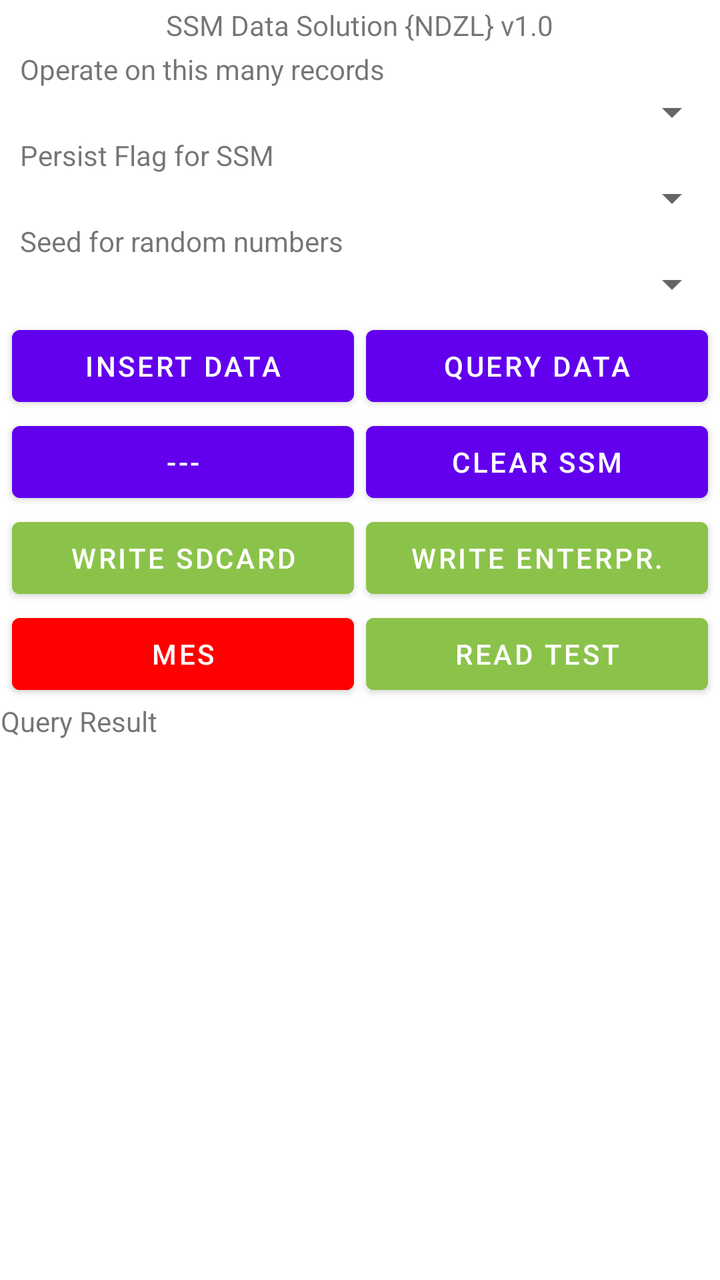
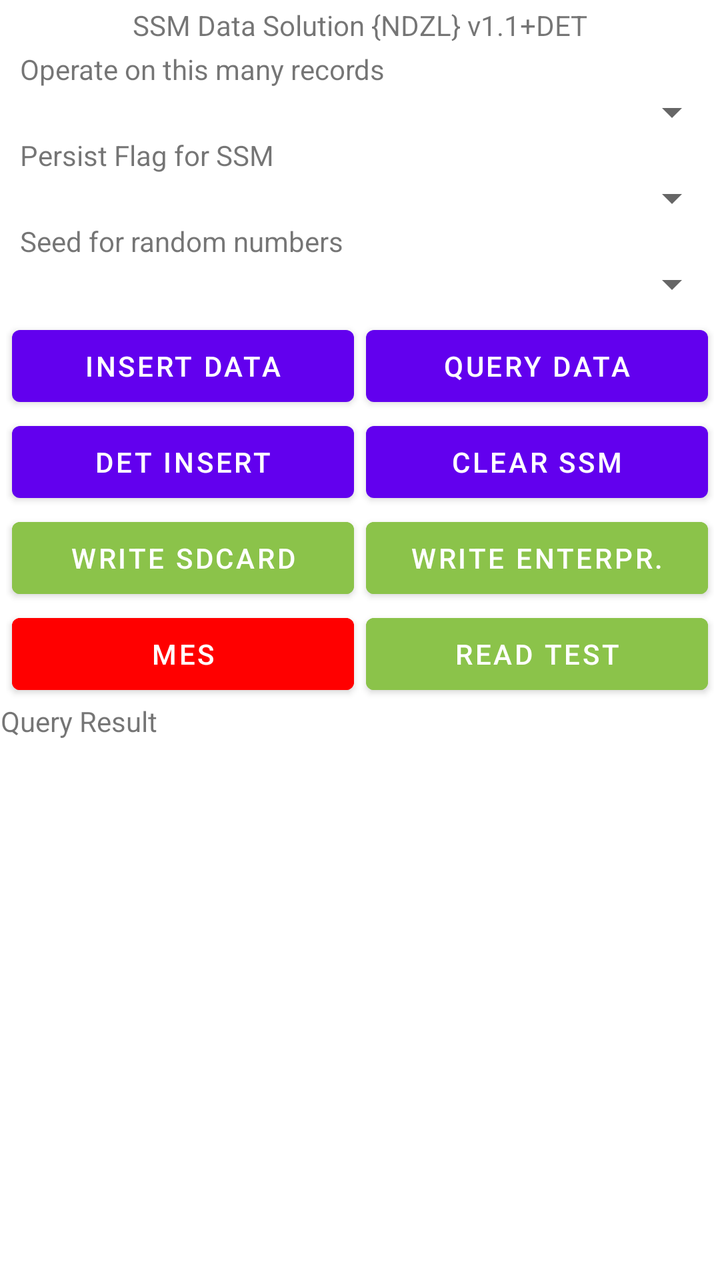

The first picture is an Android layout as it rendered before a commit; the second is the same layout after the commit. The layout source and the unified diff follow.
<!-- AndroidManifest.xml: application theme Theme.SSMDataPersist -->
<!-- res/layout/activity_main.xml -->
<?xml version="1.0" encoding="utf-8"?>
<ScrollView xmlns:android="http://schemas.android.com/apk/res/android"
    xmlns:tools="http://schemas.android.com/tools"
    android:layout_width="match_parent"
    android:layout_height="match_parent"
    android:fillViewport="true">
    <LinearLayout
        android:orientation="vertical"
        android:layout_width="match_parent"
        android:layout_height="match_parent"
        tools:context=".MainActivity">

        <TextView
            android:layout_width="wrap_content"
            android:layout_height="wrap_content"
            android:text="SSM Data Solution {NDZL} v1.0"
            android:layout_gravity="center"
            android:textSize="14sp"
            android:padding="3dp"/>


        <TextView
            android:layout_width="match_parent"
            android:layout_height="wrap_content"
            android:text="Operate on this many records"
            android:layout_marginLeft="10dp"/>
        <Spinner
            android:layout_width="match_parent"
            android:layout_height="wrap_content"
            android:id="@+id/howmanyrecsSpinner"/>

        <TextView
            android:layout_width="match_parent"
            android:layout_height="wrap_content"
            android:text="Persist Flag for SSM"
            android:layout_marginLeft="10dp"/>
        <Spinner
            android:layout_width="match_parent"
            android:layout_height="wrap_content"
            android:id="@+id/persistFlagSpinner"/>

        <TextView
            android:layout_width="match_parent"
            android:layout_height="wrap_content"
            android:text="Seed for random numbers"
            android:layout_marginLeft="10dp"/>
        <Spinner
            android:layout_width="match_parent"
            android:layout_height="wrap_content"
            android:id="@+id/seedSpinner"/>


        <LinearLayout
            android:layout_width="match_parent"
            android:layout_height="wrap_content"
            android:layout_marginLeft="3dp"
            android:layout_marginTop="5dp"
            android:layout_marginRight="3dp"
            android:orientation="horizontal">

            <Button
                android:id="@+id/btn_insert"
                android:layout_width="0dp"
                android:layout_height="wrap_content"
                android:layout_marginLeft="3dp"
                android:layout_marginRight="3dp"
                android:layout_weight="1"
                android:onClick="onClickInsertData"
                android:text="Insert Data" />

            <Button
                android:id="@+id/btn_query"
                android:layout_width="0dp"
                android:layout_height="wrap_content"
                android:layout_marginLeft="3dp"
                android:layout_marginRight="3dp"
                android:layout_weight="1"
                android:onClick="onClickQueryAllDataAtOnce"
                android:text="Query Data" />

        </LinearLayout>

        <LinearLayout
            android:layout_width="match_parent"
            android:layout_height="wrap_content"
            android:layout_marginLeft="3dp"
            android:layout_marginRight="3dp"
            android:orientation="horizontal">

            <Button
                android:id="@+id/btn_update"
                android:layout_width="0dp"
                android:layout_height="wrap_content"
                android:layout_marginLeft="3dp"
                android:layout_marginRight="3dp"
                android:layout_weight="1"
                android:text="---" />

            <Button
                android:id="@+id/btn_delete"
                android:layout_width="0dp"
                android:layout_height="wrap_content"
                android:layout_marginLeft="3dp"
                android:layout_marginRight="3dp"
                android:layout_weight="1"
                android:onClick="onClickDeleteAllData"
                android:text="CLEAR SSM" />

        </LinearLayout>

        <LinearLayout
            android:layout_width="match_parent"
            android:layout_height="wrap_content"
            android:layout_marginLeft="3dp"
            android:layout_marginRight="3dp"
            android:orientation="horizontal">

            <Button
                android:id="@+id/btn_writeSdcard"
                android:layout_width="0dp"
                android:layout_height="wrap_content"
                android:layout_marginLeft="3dp"
                android:layout_marginRight="3dp"
                android:layout_weight="1"
                android:backgroundTint="#8BC34A"
                android:onClick="onClickWriteSDCARD"
                android:text="WRITE SDCARD" />

            <Button
                android:id="@+id/btn_WriteEnterprise"
                android:layout_width="0dp"
                android:layout_height="wrap_content"
                android:layout_marginLeft="3dp"
                android:layout_marginRight="3dp"
                android:layout_weight="1"
                android:backgroundTint="#8BC34A"
                android:onClick="onClickWriteENTERPRISE"
                android:text="WRITE ENTERPR." />

        </LinearLayout>

        <LinearLayout
            android:layout_width="match_parent"
            android:layout_height="wrap_content"
            android:layout_marginLeft="3dp"
            android:layout_marginRight="3dp"
            android:orientation="horizontal">

            <Button
                android:id="@+id/btn_ManageExtStorage"
                android:layout_width="0dp"
                android:layout_height="wrap_content"
                android:layout_marginLeft="3dp"
                android:layout_marginRight="3dp"
                android:layout_weight="1"
                android:backgroundTint="#FF0000"
                android:onClick="onClickManageExternalStorage"
                android:text="MES" />

            <Button
                android:id="@+id/btn_ReadTest"
                android:layout_width="0dp"
                android:layout_height="wrap_content"
                android:layout_marginLeft="3dp"
                android:layout_marginRight="3dp"
                android:layout_weight="1"
                android:backgroundTint="#8BC34A"
                android:onClick="onClickReadTest"
                android:text="READ TEST" />

        </LinearLayout>

        <TextView
            android:id="@+id/result"
            android:layout_width="wrap_content"
            android:layout_height="wrap_content"
            android:gravity="center"
            android:text="Query Result"/>
    </LinearLayout>
</ScrollView>
<!-- resources referenced by this layout -->
<resources>
  <style name="Theme.SSMDataPersist" parent="Theme.MaterialComponents.DayNight.DarkActionBar">
          
          <item name="colorPrimary">@color/purple_500</item>
          <item name="colorPrimaryVariant">@color/purple_700</item>
          <item name="colorOnPrimary">@color/white</item>
          
          <item name="colorSecondary">@color/teal_200</item>
          <item name="colorSecondaryVariant">@color/teal_700</item>
          <item name="colorOnSecondary">@color/black</item>
          
          <item name="android:statusBarColor" tools:targetApi="l">?attr/colorPrimaryVariant</item>
          
      </style>
  <color name="purple_500">#FF6200EE</color>
  <color name="purple_700">#FF3700B3</color>
  <color name="white">#FFFFFFFF</color>
  <color name="teal_200">#FF03DAC5</color>
  <color name="teal_700">#FF018786</color>
  <color name="black">#FF000000</color>
</resources>

<!-- the commit's change to res/layout/activity_main.xml (unified diff, before → after) -->
@@ -13,7 +13,7 @@
         <TextView
             android:layout_width="wrap_content"
             android:layout_height="wrap_content"
-            android:text="SSM Data Solution {NDZL} v1.0"
+            android:text="SSM Data Solution {NDZL} v1.1+DET"
             android:layout_gravity="center"
             android:textSize="14sp"
             android:padding="3dp"/>
@@ -48,6 +48,7 @@
             android:layout_width="match_parent"
             android:layout_height="wrap_content"
             android:id="@+id/seedSpinner"/>
+
 
 
         <LinearLayout
@@ -88,13 +89,14 @@
             android:orientation="horizontal">
 
             <Button
-                android:id="@+id/btn_update"
+                android:id="@+id/btn_insertDET"
                 android:layout_width="0dp"
                 android:layout_height="wrap_content"
                 android:layout_marginLeft="3dp"
                 android:layout_marginRight="3dp"
                 android:layout_weight="1"
-                android:text="---" />
+                android:onClick="onClickInsertDETData"
+                android:text="DET INSERT" />
 
             <Button
                 android:id="@+id/btn_delete"
